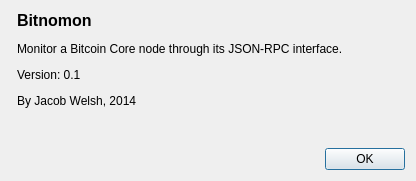
The window that about.ui (welshjf/bitnomon) describes before a commit, drawn with Qt 5.
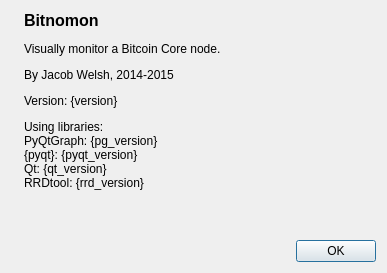
The same window after the commit. Icons and pictures are not drawn.

Commit message: Improve "About" dialog

Patch:
```diff
--- a/about.ui
+++ b/about.ui
@@ -6,8 +6,8 @@
    <rect>
     <x>0</x>
     <y>0</y>
-    <width>416</width>
-    <height>181</height>
+    <width>387</width>
+    <height>273</height>
    </rect>
   </property>
   <property name="windowTitle">
@@ -25,7 +25,10 @@
         </sizepolicy>
        </property>
        <property name="text">
-        <string>&lt;html&gt;&lt;head/&gt;&lt;body&gt;&lt;p&gt;&lt;img src=&quot;:/icons/bitnomon64.png&quot;/&gt;&lt;/p&gt;&lt;/body&gt;&lt;/html&gt;</string>
+        <string/>
+       </property>
+       <property name="pixmap">
+        <pixmap resource="res/bitnomon.qrc">:/icons/bitnomon64.png</pixmap>
        </property>
        <property name="alignment">
         <set>Qt::AlignLeading|Qt::AlignLeft|Qt::AlignTop</set>
@@ -44,7 +47,7 @@
         </sizepolicy>
        </property>
        <property name="text">
-        <string>&lt;html&gt;&lt;head/&gt;&lt;body&gt;&lt;p&gt;&lt;span style=&quot; font-size:12pt; font-weight:600;&quot;&gt;Bitnomon&lt;/span&gt;&lt;/p&gt;&lt;p&gt;Monitor a Bitcoin Core node through its JSON-RPC interface.&lt;/p&gt;&lt;p&gt;Version: 0.1&lt;/p&gt;&lt;p&gt;By Jacob Welsh, 2014&lt;/p&gt;&lt;/body&gt;&lt;/html&gt;</string>
+        <string>&lt;html&gt;&lt;head/&gt;&lt;body&gt;&lt;p&gt;&lt;span style=&quot; font-size:12pt; font-weight:600;&quot;&gt;Bitnomon&lt;/span&gt;&lt;/p&gt;&lt;p&gt;Visually monitor a Bitcoin Core node.&lt;/p&gt;&lt;p&gt;By Jacob Welsh, 2014-2015&lt;/p&gt;&lt;p&gt;Version: {version}&lt;/p&gt;&lt;p&gt;Using libraries:&lt;br/&gt;PyQtGraph: {pg_version}&lt;br/&gt;{pyqt}: {pyqt_version}&lt;br/&gt;Qt: {qt_version}&lt;br/&gt;RRDtool: {rrd_version}&lt;/p&gt;&lt;/body&gt;&lt;/html&gt;</string>
        </property>
        <property name="scaledContents">
         <bool>false</bool>
```
Left out of the diff: 2 changed lines with no effect on the pictures. The commit also changes 2 other files.
